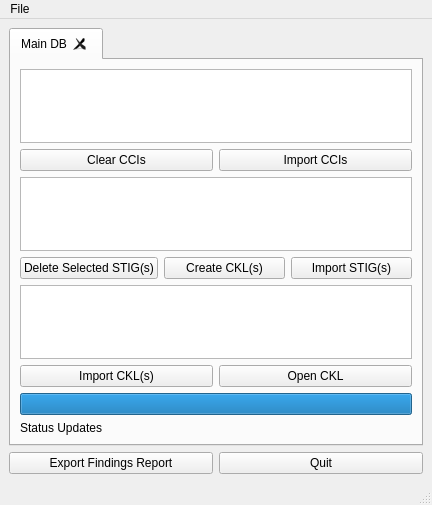
Before: the Qt Designer form stigqter.ui in squinky86/STIGQter, drawn with Qt 5.
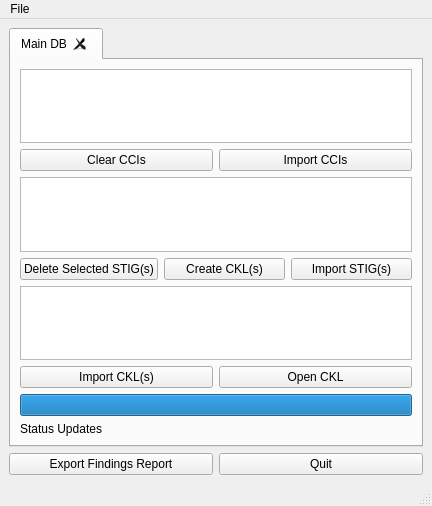
After: the same form once the commit is applied.

The edit to the form file:
```diff
--- a/stigqter.ui
+++ b/stigqter.ui
@@ -7,7 +7,7 @@
     <x>0</x>
     <y>0</y>
     <width>432</width>
-    <height>505</height>
+    <height>506</height>
    </rect>
   </property>
   <property name="windowTitle">
```
Left out of the diff: 17 changed lines with no effect on the pictures.
